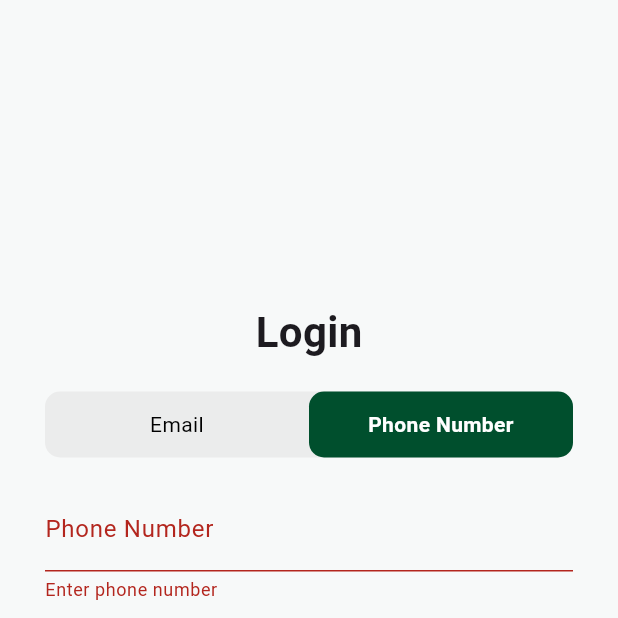
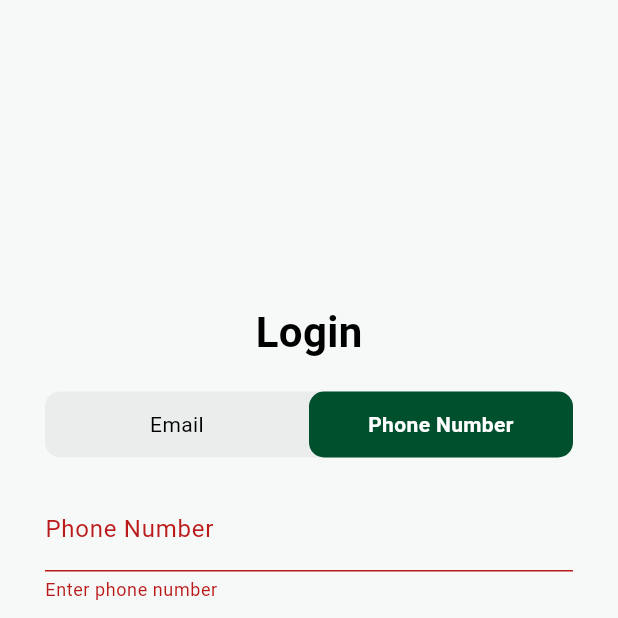
Before and after one commit to leoulendryas/transport_share_app, a Flutter app: the screen it shows after launch, after a tap on "Phone Number", after a tap on "Login", on a phone screen of 412 x 824 dp, the top half of it. Run offline on Flutter 3.47's test engine with Material 3 defaults, Android fonts, the phone set to English and light mode, and no system bars; our stand-ins replace app_links, flutter_animate, flutter_typeahead, geocoding, geolocator, image_picker and 5 more; accounts and stored records are empty; network calls fail.

```diff
--- a/lib/app.dart
+++ b/lib/app.dart
@@ -25,7 +25,7 @@ class _MyAppState extends State<MyApp> with WidgetsBindingObserver {
   void initState() {
     super.initState();
     WidgetsBinding.instance.addObserver(this);
-    _initDeepLinks();
+    _initDeepLinks(); // Moved here
   }
 
   @override
@@ -60,7 +60,7 @@ class _MyAppState extends State<MyApp> with WidgetsBindingObserver {
           if (authService.isAuthenticated && authService.isVerified) {
             navigatorKey.currentState?.pushNamedAndRemoveUntil(
               '/rides',
-              (route) => false
+              (route) => false,
             );
           }
         }
@@ -80,14 +80,19 @@ class _MyAppState extends State<MyApp> with WidgetsBindingObserver {
         title: 'Met Share',
         navigatorKey: navigatorKey,
         theme: ThemeData(
-          primarySwatch: Colors.purple,
-          visualDensity: VisualDensity.adaptivePlatformDensity,
+          scaffoldBackgroundColor: Color(0xFFF7F9F9),
           fontFamily: 'Roboto',
-          scaffoldBackgroundColor: Colors.black,
+          primaryColor: Color(0xFF004F2D),
+          colorScheme: ColorScheme.fromSeed(
+            seedColor: Color(0xFF004F2D),
+            primary: Color(0xFF004F2D),
+            secondary: Colors.black,
+          ),
+          textTheme: Theme.of(context).textTheme.apply(bodyColor: Colors.black),
         ),
         initialRoute: '/splash',
         routes: {
-          '/splash': (context) => const SplashScreen(),
+          '/splash': (context) => SplashScreen(initDeepLinks: _initDeepLinks),
           '/login': (context) => const LoginScreen(),
           '/register': (context) => const RegisterScreen(),
           '/rides': (context) => const RideListScreen(),
@@ -102,11 +107,10 @@ class _MyAppState extends State<MyApp> with WidgetsBindingObserver {
             listen: false,
           );
 
-          // Route protection
-          if (settings.name != '/login' &&
+          if (!authService.isAuthenticated &&
+              settings.name != '/login' &&
               settings.name != '/register' &&
-              settings.name != '/verify' &&
-              !authService.isAuthenticated) {
+              settings.name != '/splash') {
             return MaterialPageRoute(builder: (_) => const LoginScreen());
           }
 
@@ -114,23 +118,26 @@ class _MyAppState extends State<MyApp> with WidgetsBindingObserver {
             return MaterialPageRoute(builder: (_) => const VerifyScreen());
           }
 
-          // app.dart - onGenerateRoute
-          if (settings.name == '/create-ride') {
-            final auth = Provider.of<AuthService>(navigatorKey.currentContext!, listen: false);
-            if (!auth.isIdVerified) {
-              return MaterialPageRoute(builder: (_) => const ProfileCompletionScreen());
-            }
+          if (settings.name == '/create-ride' && !authService.isIdVerified) {
+            return MaterialPageRoute(builder: (_) => const ProfileCompletionScreen());
           }
 
-          return null;
+          return null; // Proceed with default routing
         },
+        onUnknownRoute: (_) => MaterialPageRoute(
+          builder: (_) => const Scaffold(
+            body: Center(child: Text('Page not found')),
+          ),
+        ),
       ),
     );
   }
 }
 
 class SplashScreen extends StatefulWidget {
-  const SplashScreen({super.key});
+  final Future<void> Function()? initDeepLinks;
+
+  const SplashScreen({super.key, this.initDeepLinks});
 
   @override
   State<SplashScreen> createState() => _SplashScreenState();
@@ -147,6 +154,10 @@ class _SplashScreenState extends State<SplashScreen> {
     final authService = Provider.of<AuthService>(context, listen: false);
     await authService.init();
 
+    print("Authenticated: ${authService.isAuthenticated}");
+    print("Email Verified: ${authService.isVerified}");
+    print("ID Verified: ${authService.isIdVerified}");
+
     if (mounted) {
       final route = authService.isAuthenticated
           ? authService.isVerified
@@ -156,7 +167,11 @@ class _SplashScreenState extends State<SplashScreen> {
               : '/verify'
           : '/login';
 
-      Navigator.pushReplacementNamed(context, route);
+      Navigator.pushReplacementNamed(context, route).then((_) {
+        if (widget.initDeepLinks != null) {
+          Future.microtask(() => widget.initDeepLinks!());
+        }
+      });
     }
   }
 
@@ -165,7 +180,8 @@ class _SplashScreenState extends State<SplashScreen> {
     return const Scaffold(
       body: Center(
         child: CircularProgressIndicator(
-          valueColor: AlwaysStoppedAnimation<Color>(Colors.white)),
+          valueColor: AlwaysStoppedAnimation<Color>(Colors.black),
+        ),
       ),
     );
   }
```
